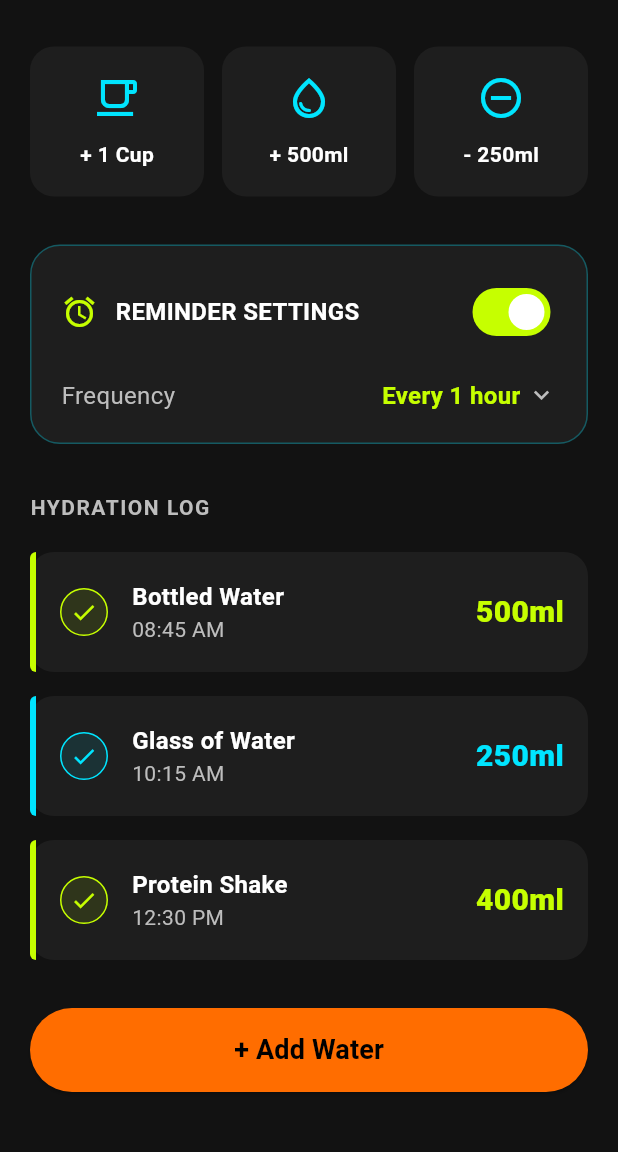
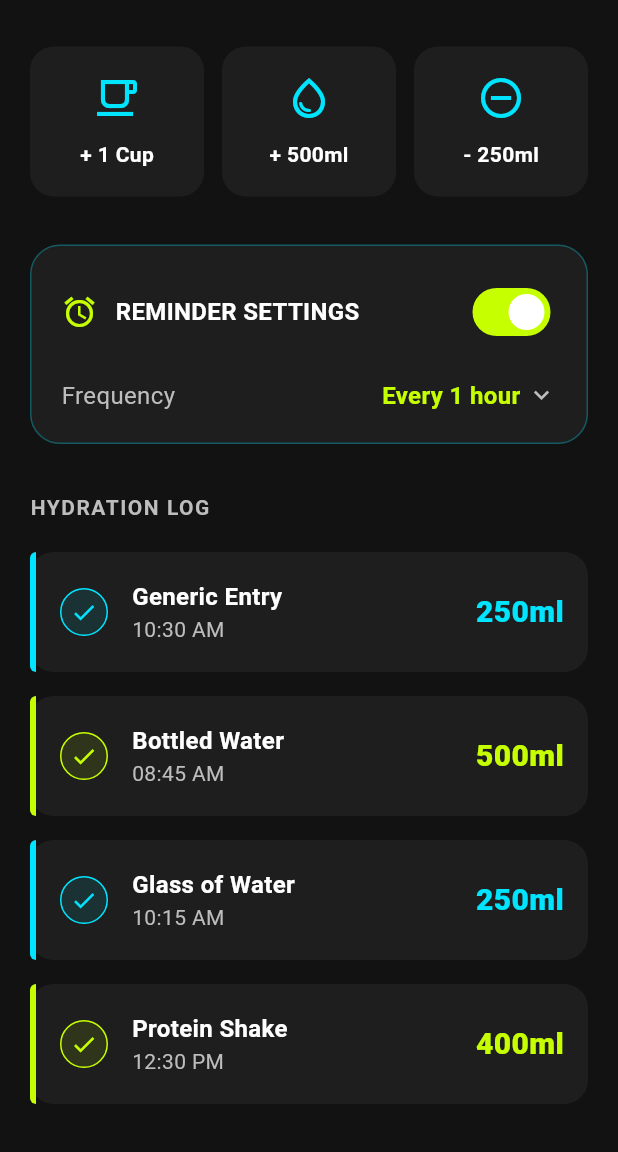
Before and after one commit to kshitiz-eyyy/Fit-Log, a Flutter app: the WaterTrackerScreen screen opened directly, scrolled down 348 dp, after a tap on "+ Add Water", on a phone screen of 412 x 824 dp, the part 84-1236 px from its top. Run offline on Flutter 3.47's test engine with Material 3 defaults, Android fonts, the phone set to English and light mode, and no system bars; our stand-ins replace audioplayers, cloud_firestore, firebase_auth, firebase_core, fl_chart, flutter_markdown and 5 more; accounts and stored records are empty.

Commit message:
updated mvvm of water screen

```diff
--- /dev/null
+++ b/lib/model/water_log_model.dart
@@ -0,0 +1,19 @@
+import 'package:flutter/material.dart';
+
+class WaterLogItem {
+  final String id;
+  final String title;
+  final String time;
+  final String amountString;
+  final double amountLiters;
+  final Color accentColor;
+
+  WaterLogItem({
+    required this.id,
+    required this.title,
+    required this.time,
+    required this.amountString,
+    required this.amountLiters,
+    required this.accentColor,
+  });
+}
--- /dev/null
+++ b/lib/repo/water_repository.dart
@@ -0,0 +1,44 @@
+import 'package:flutter/material.dart';
+
+import '../model/water_log_model.dart';
+
+
+class WaterRepository {
+  // Mock initial history log items
+  final List<WaterLogItem> _mockLogs = [
+    WaterLogItem(
+      id: '1',
+      title: 'Bottled Water',
+      time: '08:45 AM',
+      amountString: '500ml',
+      amountLiters: 0.5,
+      accentColor: const Color(0xFFC6FF00),
+    ),
+    WaterLogItem(
+      id: '2',
+      title: 'Glass of Water',
+      time: '10:15 AM',
+      amountString: '250ml',
+      amountLiters: 0.25,
+      accentColor: const Color(0xFF00E5FF),
+    ),
+    WaterLogItem(
+      id: '3',
+      title: 'Protein Shake',
+      time: '12:30 PM',
+      amountString: '400ml',
+      amountLiters: 0.4,
+      accentColor: const Color(0xFFC6FF00),
+    ),
+  ];
+
+  Future<List<WaterLogItem>> fetchHydrationLogs() async {
+    // Simulating a minor network/database delay
+    await Future.delayed(const Duration(milliseconds: 100));
+    return List.from(_mockLogs);
+  }
+
+  Future<void> saveLogItem(WaterLogItem item) async {
+    _mockLogs.insert(0, item); // Add new logs to the top of the history list
+  }
+}
--- a/lib/view/water_tracker_screen.dart
+++ b/lib/view/water_tracker_screen.dart
@@ -1,5 +1,10 @@
 import 'package:flutter/material.dart';
 import 'dart:math' as math;
+
+import '../model/water_log_model.dart';
+import '../repo/water_repository.dart';
+import '../viewmodel/water_tracker_view_model.dart';
+
 
 class WaterTrackerScreen extends StatefulWidget {
   const WaterTrackerScreen({super.key});
@@ -9,7 +14,17 @@ class WaterTrackerScreen extends StatefulWidget {
 }
 
 class _WaterTrackerScreenState extends State<WaterTrackerScreen> {
-  // --- COLORS ---
+  late WaterRepository _repository;
+  late WaterTrackerViewModel _viewModel;
+
+  @override
+  void initState() {
+    super.initState();
+    _repository = WaterRepository();
+    _viewModel = WaterTrackerViewModel(repository: _repository);
+  }
+
+  // --- PALETTE CONFIGS ---
   static const darkBackground = Color(0xFF121212);
   static const surfaceDark = Color(0xFF1E1E1E);
   static const primaryOrange = Color(0xFFFF6D00);
@@ -17,20 +32,18 @@ class _WaterTrackerScreenState extends State<WaterTrackerScreen> {
   static const cyanBlue = Color(0xFF00E5FF);
   static const textGray = Color(0xFFBDBDBD);
 
-  // --- STATE ---
-  double _currentIntake = 2.4;
-  final double _goal = 3.5;
-  bool _remindersEnabled = true;
-  String _frequency = "Every 1 hour";
-
-  void _addWater(double amount) {
-    setState(() {
-      _currentIntake = (_currentIntake + amount).clamp(0.0, 9.9);
-    });
+  @override
+  Widget build(BuildContext context) {
+    return ListenableBuilder(
+        listenable: _viewModel,
+        builder: (context, _) {
+          if (_viewModel.isLoading) {
+            return const Scaffold(
+              backgroundColor: darkBackground,
+              body: Center(child: CircularProgressIndicator(color: cyanBlue)),
+            );
           }
 
-  @override
-  Widget build(BuildContext context) {
           return Scaffold(
             backgroundColor: darkBackground,
             appBar: AppBar(
@@ -64,12 +77,12 @@ class _WaterTrackerScreenState extends State<WaterTrackerScreen> {
                   crossAxisAlignment: CrossAxisAlignment.center,
                   children: [
                     const SizedBox(height: 10),
-              Row(
+                    const Row(
                       mainAxisAlignment: MainAxisAlignment.center,
                       children: [
-                  const Icon(Icons.water_drop, color: Colors.white, size: 24),
-                  const SizedBox(width: 8),
-                  const Text(
+                        Icon(Icons.water_drop, color: Colors.white, size: 24),
+                        SizedBox(width: 8),
+                        Text(
                           'Water Tracker',
                           style: TextStyle(
                             color: Colors.white,
@@ -86,7 +99,7 @@ class _WaterTrackerScreenState extends State<WaterTrackerScreen> {
 
                     const SizedBox(height: 20),
                     Text(
-                'GOAL: $_goal LITERS',
+                      'GOAL: ${_viewModel.goal} LITERS',
                       style: const TextStyle(
                         color: textGray,
                         fontSize: 14,
@@ -97,35 +110,29 @@ class _WaterTrackerScreenState extends State<WaterTrackerScreen> {
 
                     const SizedBox(height: 40),
 
-              // Quick Add Buttons
+                    // Quick Add Action Area Array
                     Row(
                       children: [
-                  _buildQuickAddButton('+ 1 Cup', Icons.local_cafe_outlined, 0.25),
+                        _buildQuickAddButton('+ 1 Cup', Icons.local_cafe_outlined, 0.25, 'Cup of Water'),
                         const SizedBox(width: 12),
-                  _buildQuickAddButton('+ 500ml', Icons.water_drop_outlined, 0.5),
+                        _buildQuickAddButton('+ 500ml', Icons.water_drop_outlined, 0.5, 'Bottled Water'),
                         const SizedBox(width: 12),
-                  _buildQuickAddButton('- 250ml', Icons.remove_circle_outline, -0.25),
+                        _buildQuickAddButton('- 250ml', Icons.remove_circle_outline, -0.25, 'Correction adjustment'),
                       ],
                     ),
 
                     const SizedBox(height: 32),
-
-              // Reminder Settings
                     _buildReminderSettings(),
-
+                    const SizedBox(height: 32),
+                    _buildHydrationLog(),
                     const SizedBox(height: 32),
 
-              // Hydration Log
-              _buildHydrationLog(),
-
-              const SizedBox(height: 32),
-
-              // Add Water Button
+                    // Bottom Sheet CTA Trigger
                     SizedBox(
                       width: double.infinity,
                       height: 56,
                       child: ElevatedButton(
-                  onPressed: () => _addWater(0.25),
+                        onPressed: () => _viewModel.addWater(0.25, title: 'Generic Entry'),
                         style: ElevatedButton.styleFrom(
                           backgroundColor: primaryOrange,
                           foregroundColor: Colors.black,
@@ -148,6 +155,7 @@ class _WaterTrackerScreenState extends State<WaterTrackerScreen> {
               ),
             ),
           );
+        });
   }
 
   Widget _buildProgressCircle() {
@@ -160,7 +168,7 @@ class _WaterTrackerScreenState extends State<WaterTrackerScreen> {
           CustomPaint(
             size: const Size(220, 220),
             painter: WaterProgressPainter(
-              progress: _currentIntake / _goal,
+              progress: _viewModel.currentIntake / _viewModel.goal,
               accentColor1: secondaryLime,
               accentColor2: cyanBlue,
             ),
@@ -169,7 +177,7 @@ class _WaterTrackerScreenState extends State<WaterTrackerScreen> {
             mainAxisSize: MainAxisSize.min,
             children: [
               Text(
-                _currentIntake.toStringAsFixed(1),
+                _viewModel.currentIntake.toStringAsFixed(1),
                 style: const TextStyle(
                   color: secondaryLime,
                   fontSize: 56,
@@ -192,10 +200,10 @@ class _WaterTrackerScreenState extends State<WaterTrackerScreen> {
     );
   }
 
-  Widget _buildQuickAddButton(String label, IconData icon, double amount) {
+  Widget _buildQuickAddButton(String label, IconData icon, double amount, String itemTitle) {
     return Expanded(
       child: GestureDetector(
-        onTap: () => _addWater(amount),
+        onTap: () => _viewModel.addWater(amount, title: itemTitle),
         child: Container(
           height: 100,
           decoration: BoxDecoration(
@@ -228,15 +236,15 @@ class _WaterTrackerScreenState extends State<WaterTrackerScreen> {
       decoration: BoxDecoration(
         color: surfaceDark,
         borderRadius: BorderRadius.circular(20),
-        border: Border.all(color: cyanBlue.withValues(alpha: 0.3)),
+        border: Border.all(color: cyanBlue.withOpacity(0.3)),
       ),
       child: Column(
         children: [
           Row(
             mainAxisAlignment: MainAxisAlignment.spaceBetween,
             children: [
-              Row(
-                children: const [
+              const Row(
+                children: [
                   Icon(Icons.alarm, color: secondaryLime, size: 24),
                   SizedBox(width: 12),
                   Text(
@@ -250,8 +258,8 @@ class _WaterTrackerScreenState extends State<WaterTrackerScreen> {
                 ],
               ),
               Switch(
-                value: _remindersEnabled,
-                onChanged: (val) => setState(() => _remindersEnabled = val),
+                value: _viewModel.remindersEnabled,
+                onChanged: (val) => _viewModel.toggleReminders(val),
                 activeThumbColor: Colors.white,
                 activeTrackColor: secondaryLime,
                 inactiveTrackColor: Colors.grey[800],
@@ -267,11 +275,7 @@ class _WaterTrackerScreenState extends State<WaterTrackerScreen> {
                 style: TextStyle(color: textGray, fontSize: 16),
               ),
               PopupMenuButton<String>(
-                onSelected: (String value) {
-                  setState(() {
-                    _frequency = value;
-                  });
-                },
+                onSelected: (String value) => _viewModel.updateFrequency(value),
                 itemBuilder: (BuildContext context) => <PopupMenuEntry<String>>[
                   const PopupMenuItem<String>(
                     value: 'Every 30 min',
@@ -289,7 +293,7 @@ class _WaterTrackerScreenState extends State<WaterTrackerScreen> {
                 child: Row(
                   children: [
                     Text(
-                      _frequency,
+                      _viewModel.frequency,
                       style: const TextStyle(
                         color: secondaryLime,
                         fontSize: 16,
@@ -322,16 +326,21 @@ class _WaterTrackerScreenState extends State<WaterTrackerScreen> {
           ),
         ),
         const SizedBox(height: 20),
-        _buildLogItem('Bottled Water', '08:45 AM', '500ml', secondaryLime),
-        const SizedBox(height: 16),
-        _buildLogItem('Glass of Water', '10:15 AM', '250ml', cyanBlue),
-        const SizedBox(height: 16),
-        _buildLogItem('Protein Shake', '12:30 PM', '400ml', secondaryLime),
+        ListView.separated(
+          shrinkWrap: true,
+          physics: const NeverScrollableScrollPhysics(),
+          itemCount: _viewModel.logs.length,
+          separatorBuilder: (context, index) => const SizedBox(height: 16),
+          itemBuilder: (context, index) {
+            final logItem = _viewModel.logs[index];
+            return _buildLogItem(logItem);
+          },
+        ),
       ],
     );
   }
 
-  Widget _buildLogItem(String title, String time, String amount, Color accent) {
+  Widget _buildLogItem(WaterLogItem item) {
     return Container(
       height: 80,
       decoration: BoxDecoration(
@@ -343,7 +352,7 @@ class _WaterTrackerScreenState extends State<WaterTrackerScreen> {
           Container(
             width: 4,
             decoration: BoxDecoration(
-              color: accent,
+              color: item.accentColor,
               borderRadius: const BorderRadius.only(
                 topLeft: Radius.circular(16),
                 bottomLeft: Radius.circular(16),
@@ -360,10 +369,10 @@ class _WaterTrackerScreenState extends State<WaterTrackerScreen> {
                     height: 32,
                     decoration: BoxDecoration(
                       shape: BoxShape.circle,
-                      color: accent.withOpacity(0.1),
-                      border: Border.all(color: accent),
+                      color: item.accentColor.withOpacity(0.1),
+                      border: Border.all(color: item.accentColor),
                     ),
-                    child: Icon(Icons.check, color: accent, size: 18),
+                    child: Icon(Icons.check, color: item.accentColor, size: 18),
                   ),
                   const SizedBox(width: 16),
                   Column(
@@ -371,7 +380,7 @@ class _WaterTrackerScreenState extends State<WaterTrackerScreen> {
                     mainAxisAlignment: MainAxisAlignment.center,
                     children: [
                       Text(
-                        title,
+                        item.title,
                         style: const TextStyle(
                           color: Colors.white,
                           fontSize: 16,
@@ -379,16 +388,16 @@ class _WaterTrackerScreenState extends State<WaterTrackerScreen> {
                         ),
                       ),
                       Text(
-                        time,
+                        item.time,
                         style: const TextStyle(color: textGray, fontSize: 14),
                       ),
                     ],
                   ),
                   const Spacer(),
                   Text(
-                    amount,
+                    item.amountString,
                     style: TextStyle(
-                      color: accent,
+                      color: item.accentColor,
                       fontSize: 20,
                       fontWeight: FontWeight.w900,
                     ),
@@ -401,9 +410,9 @@ class _WaterTrackerScreenState extends State<WaterTrackerScreen> {
       ),
     );
   }
-
 }
 
+// Keep your existing WaterProgressPainter here as is...
 class WaterProgressPainter extends CustomPainter {
   final double progress;
   final Color accentColor1;
@@ -421,7 +430,6 @@ class WaterProgressPainter extends CustomPainter {
     final radius = (size.width / 2) - 10;
     const strokeWidth = 14.0;
 
-    // Background circle
     final trackPaint = Paint()
       ..color = Colors.grey[800]!.withOpacity(0.2)
       ..style = PaintingStyle.stroke
@@ -429,7 +437,6 @@ class WaterProgressPainter extends CustomPainter {
       ..strokeCap = StrokeCap.round;
     canvas.drawCircle(center, radius, trackPaint);
 
-    // Progress arc with gradient
     final rect = Rect.fromCircle(center: center, radius: radius);
     final sweepGradient = SweepGradient(
       startAngle: -math.pi / 2,
--- /dev/null
+++ b/lib/viewmodel/water_tracker_view_model.dart
@@ -0,0 +1,73 @@
+import 'package:flutter/material.dart';
+
+import '../model/water_log_model.dart';
+import '../repo/water_repository.dart';
+
+
+class WaterTrackerViewModel extends ChangeNotifier {
+  final WaterRepository _repository;
+
+  WaterTrackerViewModel({required WaterRepository repository}) : _repository = repository {
+    _loadInitialData();
+  }
+
+  // --- STATE VARIABLES ---
+  double _currentIntake = 2.4;
+  final double _goal = 3.5;
+  bool _remindersEnabled = true;
+  String _frequency = "Every 1 hour";
+  List<WaterLogItem> _logs = [];
+  bool _isLoading = true;
+
+  // --- GETTERS ---
+  double get currentIntake => _currentIntake;
+  double get goal => _goal;
+  bool get remindersEnabled => _remindersEnabled;
+  String get frequency => _frequency;
+  List<WaterLogItem> get logs => _logs;
+  bool get isLoading => _isLoading;
+
+  // --- ACTIONS & BUSINESS LOGIC ---
+  Future<void> _loadInitialData() async {
+    _logs = await _repository.fetchHydrationLogs();
+    _isLoading = false;
+    notifyListeners();
+  }
+
+  void addWater(double amount, {String title = 'Water Intake'}) {
+    // 1. Update cumulative volume metrics
+    _currentIntake = (_currentIntake + amount).clamp(0.0, 9.9);
+
+    // 2. Format a dynamic history log item entry based on modern device timestamp rules
+    final now = DateTime.now();
+    final hour = now.hour > 12 ? now.hour - 12 : (now.hour == 0 ? 12 : now.hour);
+    final minute = now.minute.toString().padLeft(2, '0');
+    final period = now.hour >= 12 ? 'PM' : 'AM';
+    final timestamp = "$hour:$minute $period";
+
+    final newLog = WaterLogItem(
+      id: now.millisecondsSinceEpoch.toString(),
+      title: title,
+      time: timestamp,
+      amountString: "${(amount.abs() * 1000).toInt()}ml",
+      amountLiters: amount,
+      accentColor: amount >= 0 ? const Color(0xFF00E5FF) : const Color(0xFFFF6D00),
+    );
+
+    // 3. Update the data layer and UI state tree
+    _logs.insert(0, newLog);
+    _repository.saveLogItem(newLog);
+
+    notifyListeners();
+  }
+
+  void toggleReminders(bool value) {
+    _remindersEnabled = value;
+    notifyListeners();
+  }
+
+  void updateFrequency(String freshFrequency) {
+    _frequency = freshFrequency;
+    notifyListeners();
+  }
+}
```
Also changed, not shown: lib/main.dart (+11 -6 lines), lib/view/welcome_screen.dart (+17 -50 lines). Lines whose indentation alone changed are shown as unchanged.
